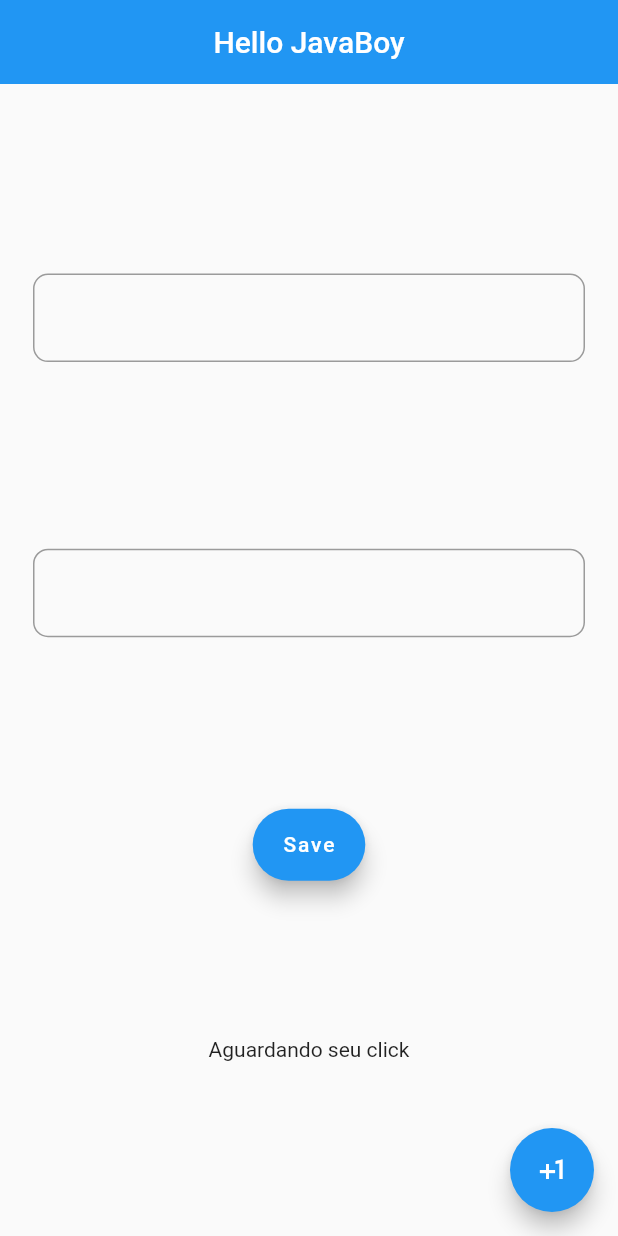
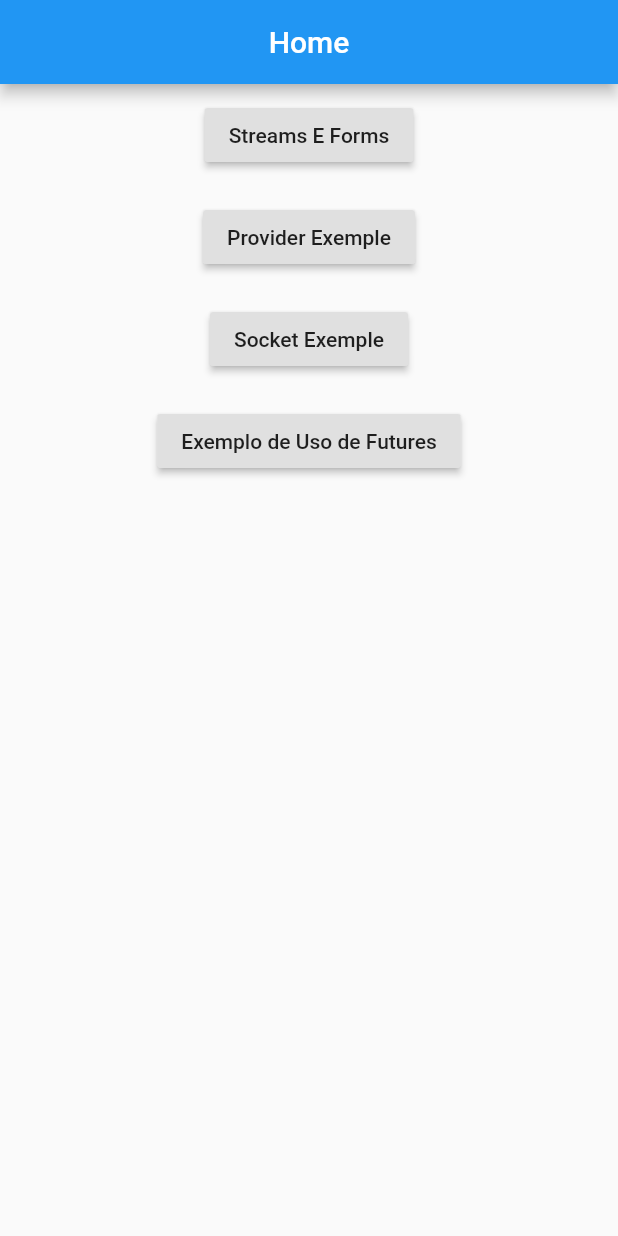
Before and after one commit to IzGabs/FlutterExamples, a Flutter app: the screen it shows after launch, on a phone screen of 412 x 824 dp. Run offline on Flutter 3.47's test engine with Material 2 defaults, Android fonts, the phone set to English and light mode, and no system bars.

Commit message:
Added FutureExample

````diff
--- a/lib/main.dart
+++ b/lib/main.dart
@@ -3,6 +3,10 @@ import 'dart:math';
 
 import 'package:flutter/material.dart';
 import 'package:form_daniel/provider_teste.dart';
+import 'package:form_daniel/socket_example.dart';
+import 'package:form_daniel/streams_form.dart';
+
+import 'futures_example.dart';
 
 void main() {
   runApp(StartApp());
@@ -13,113 +17,44 @@ class StartApp extends StatelessWidget {
   Widget build(BuildContext context) {
     return MaterialApp(
       title: 'Welcome to Flutter',
-      home: MyApp(),
+      routes: {
+        '/Home': (context) => Home(),
+        '/StreamsAndForms': (context) => StreamsAndForms(),
+        '/Provider': (context) => ProviderStart(),
+        '/Socket': (context) => TesteSocket(),
+        '/FutureExample': (context) => FutureExample(),
+      },
+      home: Home(),
     );
   }
 }
 
-class User {
-  String email;
-  String senha;
-  User({this.email, this.senha});
-}
-
-class MyApp extends StatelessWidget {
-  ///O [StreamController] controla a stream e envia os dados para ela através do stream.add ou stream.sink.add
-  final StreamController _stream = new StreamController(
-      onListen: () => print('Alguem esta escutando a essa stream'));
-
-  ///[GlobalKeys] sao tipo variaveis globais, basicamente,
-  ///voce pode acessas propriedades do Widget a partir da Key dele
-  final GlobalKey<FormState> _formGlobalKey = new GlobalKey<FormState>();
-
-  ///Vou fazer usando Objeto, mas voce pode criar uma [TextEditingController] pra pegar o valor
-  /// de cada um dos TextFormFields
-  final User user = new User();
+class Home extends StatelessWidget {
+  const Home({Key key}) : super(key: key);
 
   @override
   Widget build(BuildContext context) {
-    int count = 1;
-
-    final _fabSave = FloatingActionButton.extended(
-        onPressed: () {
-          ///O `validate()` retorna verdadeiro caso todos os formFilds passem pela validação do
-          /// `validator`
-          if (_formGlobalKey.currentState.validate()) {
-            /// Aqui ele salva os campos do TFF e executa aquele `OnSaved`
-            _formGlobalKey.currentState.save();
-            print(user.email);
-            print(user.senha);
-          }
-        },
-        label: Text('Save'));
-
-    final _streamBuilder = StreamBuilder(
-      stream: _stream.stream,
-      builder: (BuildContext context, AsyncSnapshot snapshot) {
-        if (snapshot.hasData)
-          return Text('Vindo da Stream : ${snapshot.data}');
-        else
-          return Text('Aguardando seu click');
-      },
-    );
-
     return Scaffold(
-      appBar: AppBar(
-        elevation: 0,
-        title: Text('Hello JavaBoy'),
-        centerTitle: true,
-      ),
-      floatingActionButton: FloatingActionButton(
-          onPressed: () {
-            _stream.add(count);
-            count++;
-          },
-          child: Icon(Icons.plus_one)),
-      body: Form(
-        key: _formGlobalKey,
-        child: Padding(
-          padding: EdgeInsets.all(12.0),
+        appBar: AppBar(title: Text('Home'), centerTitle: true),
+        body: Center(
           child: Column(
+            mainAxisAlignment: MainAxisAlignment.start,
             crossAxisAlignment: CrossAxisAlignment.center,
-            mainAxisAlignment: MainAxisAlignment.spaceEvenly,
             children: [
-              _buildTextFormField('Digita o User vacilao', false,
-                  (value) => user.email = value),
-              _buildTextFormField(
-                  'Digita a senha mane', true, (value) => user.senha = value),
-              _fabSave,
-              _streamBuilder
+              _buildBtns('/StreamsAndForms', context, 'Streams E Forms'),
+              _buildBtns('/Provider', context, 'Provider Exemple'),
+              _buildBtns('/Socket', context, 'Socket Exemple'),
+              _buildBtns('/FutureExample', context, 'Exemplo de Uso de Futures')
             ],
           ),
-        ),
-      ),
-    );
+        ));
   }
 
-//Cria os dois TextFields (oque era dois codigos iguais, viraram um)
-  Widget _buildTextFormField(
-      String respValidator, bool isObscure, Function onSaved) {
+  _buildBtns(route, context, desc) {
     return Padding(
         padding: EdgeInsets.all(10),
-        child: TextFormField(
-            scrollPadding: EdgeInsets.all(8.0),
-            //Acionado no .Validade()
-            validator: (value) => value.isEmpty ? respValidator : null,
-            //Acionado no save()
-            onSaved: onSaved,
-            obscureText: isObscure,
-            decoration: InputDecoration(
-                border: OutlineInputBorder(
-                    borderRadius: BorderRadius.circular(10),
-                    borderSide: BorderSide(width: 0.5)))));
+        child: RaisedButton(
+            onPressed: () => Navigator.pushNamed(context, route),
+            child: Text(desc)));
   }
 }
-
-/// voce tambem pode usar streams assim:
-/// /// ```dart
-/// final steamSubs = _stream.stream.listen((event) {
-///   //Faça alguma coisa quando receber algum valor
-/// });
-/// ```
-/// Mas eu recomendo usar o StreamBuilder
--- a/pubspec.yaml
+++ b/pubspec.yaml
@@ -24,6 +24,8 @@ dependencies:
   flutter:
     sdk: flutter
   provider: ^4.3.1
+  web_socket_channel: ^1.1.0
+  http: ^0.12.2
 
 
   # The following adds the Cupertino Icons font to your application.
````
Also changed, not shown: lib/futures_example.dart (added, +252 -0 lines), lib/provider_teste.dart (+48 -0 lines), lib/socket_example.dart (added, +49 -0 lines), lib/streams_form.dart (added, +109 -0 lines), pubspec.lock.
